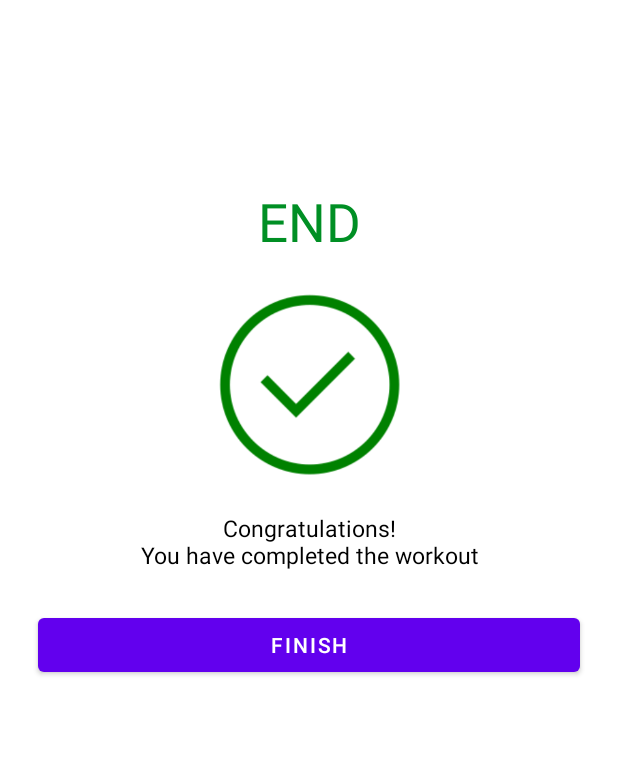
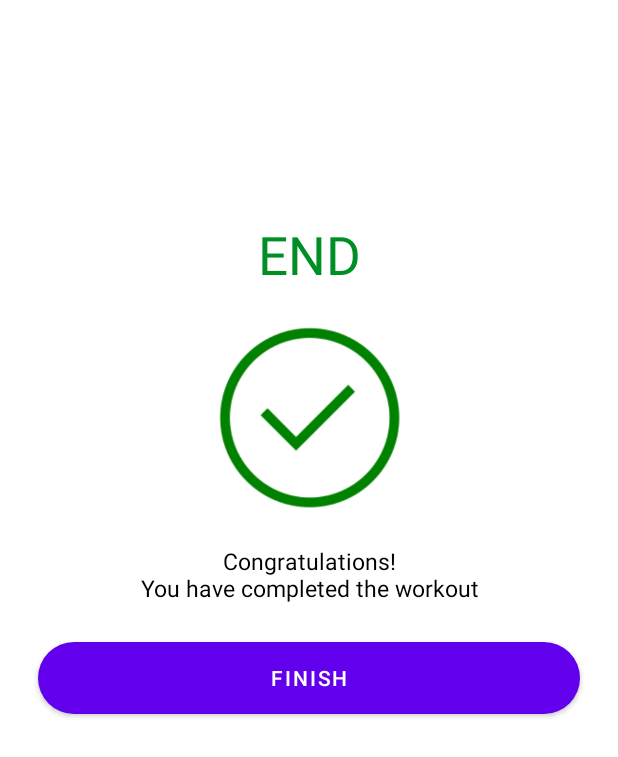
Before and after one commit to AdiAr11/7MinutesWorkout, an Android app: the layout activity_finish.xml on its own in the app's theme, with its tools: preview values and no code run, on a phone screen of 412 x 824 dp. Shown: the top 757 px of the screen. Run offline under Robolectric (Android 15) with nearby library versions, the phone set to English and light mode, and no system bars.

Commit message:
finish activity added

```diff
--- a/app/src/main/java/com/example/a7minutesworkout/ExerciseActivity.kt
+++ b/app/src/main/java/com/example/a7minutesworkout/ExerciseActivity.kt
@@ -19,7 +19,7 @@ class ExerciseActivity : AppCompatActivity(), TextToSpeech.OnInitListener {
     private var countDownTimer: CountDownTimer? = null
     private var exercisingCountDownTimer: CountDownTimer? = null
     private var timerDuration: Long = 2000
-    private var exercisingDuration: Long = 3000
+    private var exercisingDuration: Long = 2000
     private var restProgress = 10
     private var exercisingProgress = 30
     private var mediaPlayer: MediaPlayer? = null
--- /dev/null
+++ b/app/src/main/res/drawable/finish_button_background.xml
@@ -0,0 +1,21 @@
+<?xml version="1.0" encoding="utf-8"?>
+<shape xmlns:android="http://schemas.android.com/apk/res/android"
+    android:shape="rectangle">
+    <corners android:radius="50dp"/>
+    <gradient
+        android:angle="45"
+        android:centerColor="#E91E63"
+        android:centerX="50%"
+        android:endColor="#CDDC39"
+        android:startColor="#2196F3"
+        android:type="linear"/>
+
+    <padding android:top="0dp"
+        android:left="0dp"
+        android:right="0dp"
+        android:bottom="0dp"/>
+
+    <size android:width="150dp"
+        android:height="25dp"/>
+
+</shape>
--- a/app/src/main/res/layout/activity_finish.xml
+++ b/app/src/main/res/layout/activity_finish.xml
@@ -6,18 +6,25 @@
     android:layout_height="match_parent"
     tools:context=".FinishActivity">
 
+    <androidx.appcompat.widget.Toolbar
+        android:id="@+id/toolBarFinishActivity"
+        android:layout_width="match_parent"
+        android:layout_height="wrap_content"
+        app:layout_constraintEnd_toEndOf="parent"
+        app:layout_constraintStart_toStartOf="parent"
+        app:layout_constraintTop_toTopOf="parent" />
     <TextView
         android:id="@+id/textView2"
         android:layout_width="match_parent"
         android:layout_height="wrap_content"
-        android:layout_marginTop="124dp"
+        android:layout_marginTop="90dp"
         android:gravity="center"
         android:text="END"
         android:textSize="35sp"
         android:textColor="@color/color_accent"
         app:layout_constraintEnd_toEndOf="parent"
         app:layout_constraintStart_toStartOf="parent"
-        app:layout_constraintTop_toTopOf="parent" />
+        app:layout_constraintTop_toBottomOf="@id/toolBarFinishActivity" />
 
     <ImageView
         android:id="@+id/imageView"
@@ -47,6 +54,7 @@
         android:layout_width="match_parent"
         android:layout_height="wrap_content"
         android:text="Finish"
+        android:background="@drawable/finish_button_background"
         android:layout_margin="25dp"
         app:layout_constraintStart_toStartOf="parent"
         app:layout_constraintEnd_toEndOf="parent"
--- a/build.gradle
+++ b/build.gradle
@@ -5,7 +5,7 @@ buildscript {
         mavenCentral()
     }
     dependencies {
-        classpath "com.android.tools.build:gradle:7.0.2"
+        classpath 'com.android.tools.build:gradle:7.0.3'
         classpath 'org.jetbrains.kotlin:kotlin-gradle-plugin:1.6.0'
 
         // NOTE: Do not place your application dependencies here; they belong
```
Also changed, not shown: app/src/main/java/com/example/a7minutesworkout/FinishActivity.kt (+14 -3 lines).
